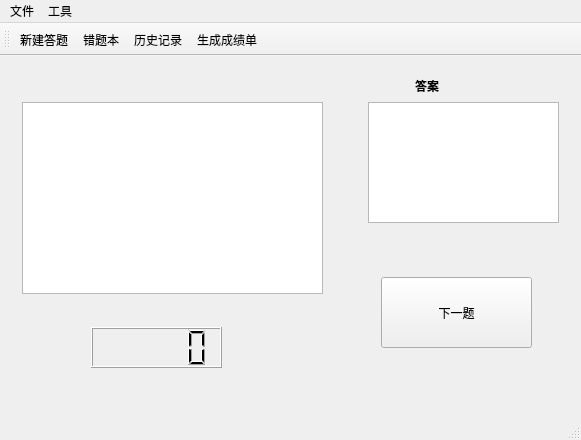
First picture: the form in homework_2/arithmetic_generation_tool_ui/mainwindow.ui, repository Roarcannotprogramming/homework_2, before the edit.
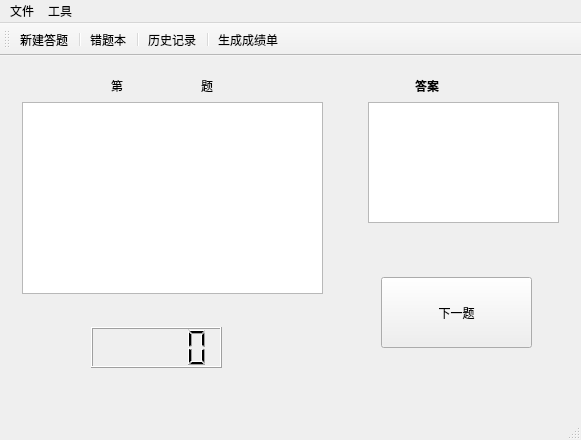
Second picture: the form after the edit. The open tabs and pages were chosen to show the change.

What changed in the file:
```diff
--- a/homework_2/arithmetic_generation_tool_ui/mainwindow.ui
+++ b/homework_2/arithmetic_generation_tool_ui/mainwindow.ui
@@ -27,7 +27,7 @@
   </property>
   <widget class="QWidget" name="centralWidget">
    <layout class="QGridLayout" name="gridLayout">
-    <item row="0" column="0">
+    <item row="0" column="1">
      <widget class="QStackedWidget" name="stackedWidget1">
       <property name="currentIndex">
        <number>1</number>
@@ -282,14 +282,14 @@
        <widget class="QLabel" name="label_2">
         <property name="geometry">
          <rect>
-          <x>11</x>
-          <y>11</y>
-          <width>274</width>
-          <height>17</height>
+          <x>140</x>
+          <y>10</y>
+          <width>61</width>
+          <height>20</height>
          </rect>
         </property>
         <property name="text">
-         <string/>
+         <string>&lt;html&gt;&lt;head/&gt;&lt;body&gt;&lt;p align=&quot;center&quot;&gt;&lt;br/&gt;&lt;/p&gt;&lt;/body&gt;&lt;/html&gt;</string>
         </property>
        </widget>
        <widget class="QLabel" name="label_3">
@@ -315,6 +315,32 @@
          </rect>
         </property>
        </widget>
+       <widget class="QLabel" name="label_10">
+        <property name="geometry">
+         <rect>
+          <x>70</x>
+          <y>10</y>
+          <width>72</width>
+          <height>15</height>
+         </rect>
+        </property>
+        <property name="text">
+         <string>&lt;html&gt;&lt;head/&gt;&lt;body&gt;&lt;p align=&quot;center&quot;&gt;第&lt;/p&gt;&lt;/body&gt;&lt;/html&gt;</string>
+        </property>
+       </widget>
+       <widget class="QLabel" name="label_11">
+        <property name="geometry">
+         <rect>
+          <x>160</x>
+          <y>10</y>
+          <width>72</width>
+          <height>15</height>
+         </rect>
+        </property>
+        <property name="text">
+         <string>&lt;html&gt;&lt;head/&gt;&lt;body&gt;&lt;p align=&quot;center&quot;&gt;题&lt;/p&gt;&lt;/body&gt;&lt;/html&gt;</string>
+        </property>
+       </widget>
       </widget>
      </widget>
     </item>
@@ -354,8 +380,11 @@
     <bool>false</bool>
    </attribute>
    <addaction name="actionewwewe"/>
+   <addaction name="separator"/>
    <addaction name="actioncuotiben"/>
+   <addaction name="separator"/>
    <addaction name="actionlishijiu"/>
+   <addaction name="separator"/>
    <addaction name="actionshuchuchengji"/>
   </widget>
   <widget class="QStatusBar" name="statusBar"/>
```
Left out of the diff: 2 changed lines with no effect on the pictures.
